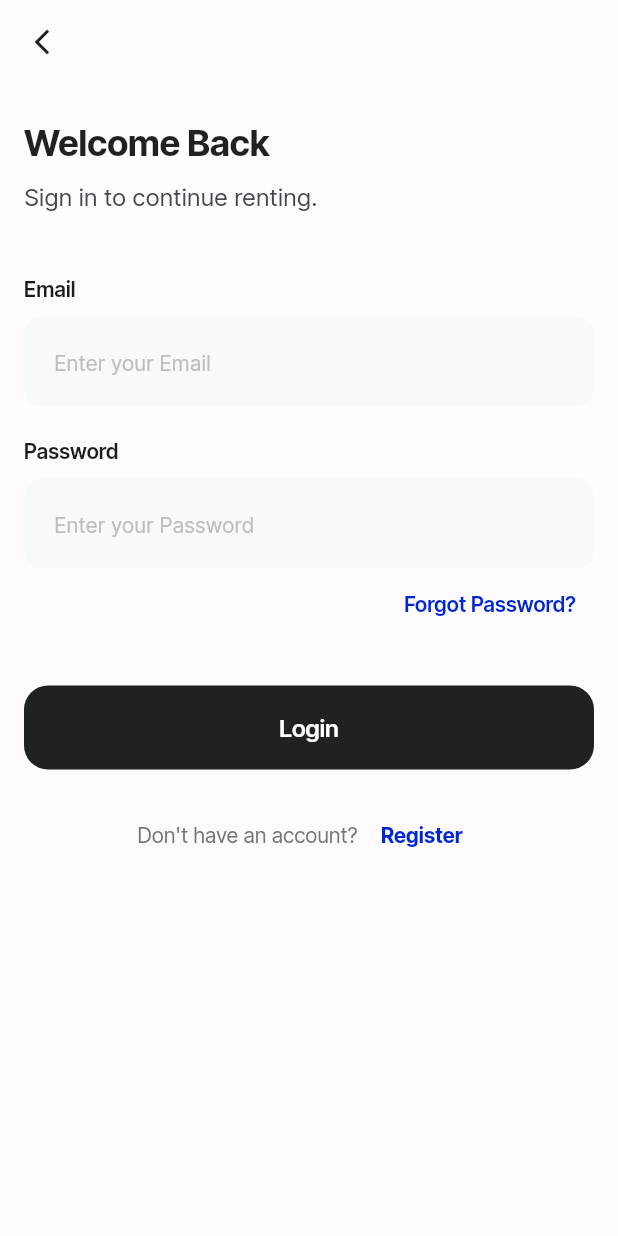
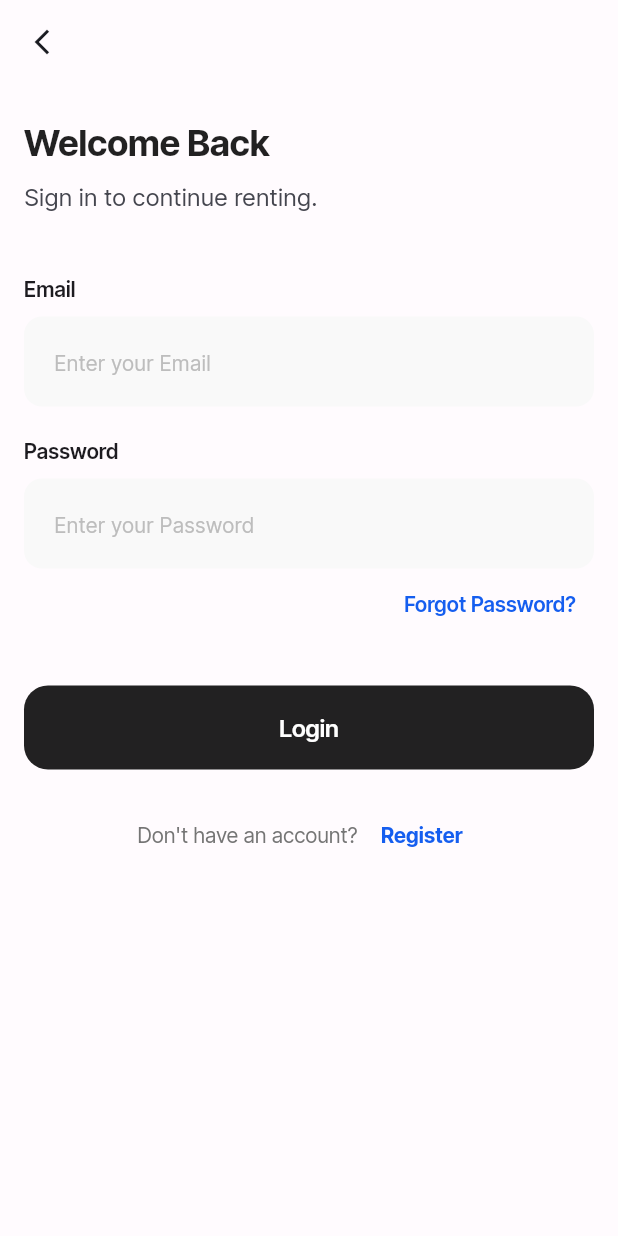
Before and after one commit to stephenmurya/nearShare, a Flutter app: the screen it shows after launch, after a tap on "Login with Email", on a phone screen of 412 x 824 dp. Run offline on Flutter 3.47's test engine with Material 3 defaults, Android fonts, the phone set to English and light mode, and no system bars; our stand-ins replace cached_network_image, firebase_auth, firebase_core, font_awesome_flutter, google_fonts, google_sign_in and 3 more; accounts and stored records are empty.

Commit message:
Updated README, added the chat nav item

```diff
--- a/lib/core/theme/app_theme.dart
+++ b/lib/core/theme/app_theme.dart
@@ -2,7 +2,7 @@ import 'package:flutter/material.dart';
 import 'package:google_fonts/google_fonts.dart';
 
 class AppTheme {
-  static const Color primaryBlue = Color.fromARGB(255, 0, 39, 212);
+  static const Color primaryBlue = Color(0xFF155eef);
   static const Color secondaryGold = Color(0xFFFDC500);
   static const Color surfaceWhite = Color(0xFFFFFBFE);
 
--- a/lib/features/home/presentation/pages/main_scaffold.dart
+++ b/lib/features/home/presentation/pages/main_scaffold.dart
@@ -4,6 +4,7 @@ import 'package:near_share/features/auth/presentation/providers/auth_provider.da
 import 'package:near_share/features/home/presentation/pages/home_page.dart';
 
 import 'package:near_share/features/home/presentation/widgets/floating_navbar.dart';
+import 'package:near_share/features/chat/presentation/pages/chat_page.dart';
 
 class MainScaffold extends StatefulWidget {
   const MainScaffold({super.key});
@@ -19,6 +20,7 @@ class _MainScaffoldState extends State<MainScaffold> {
   final List<String> _titles = [
     'NearShare',
     'My Rentals',
+    'Chat',
     'My Items',
     'Settings',
   ];
@@ -33,11 +35,13 @@ class _MainScaffoldState extends State<MainScaffold> {
           child: Center(child: Text('My Rentals')),
         );
       case 2:
+        return const ChatPage();
+      case 3:
         return const Padding(
           padding: EdgeInsets.symmetric(horizontal: 16.0),
           child: Center(child: Text('My Product Management')),
         );
-      case 3:
+      case 4:
         return const Padding(
           padding: EdgeInsets.symmetric(horizontal: 16.0),
           child: Center(child: Text('App Settings')),
--- a/lib/features/home/presentation/widgets/floating_navbar.dart
+++ b/lib/features/home/presentation/widgets/floating_navbar.dart
@@ -27,6 +27,7 @@ class _FloatingNavbarState extends State<FloatingNavbar> {
   final List<Map<String, dynamic>> _navItems = [
     {'icon': Iconsax.home, 'label': 'NearShare'},
     {'icon': Iconsax.box, 'label': 'Rentals'},
+    {'icon': Iconsax.message, 'label': 'Chat'},
     {'icon': Iconsax.bag, 'label': 'Items'},
     {'icon': Iconsax.setting_2, 'label': 'Settings'},
   ];
@@ -80,7 +81,7 @@ class _FloatingNavbarState extends State<FloatingNavbar> {
     final screenWidth = MediaQuery.of(context).size.width;
 
     // Dimensions
-    final double collapsedWidth = 220.0;
+    final double collapsedWidth = 280.0;
     final double expandedWidth = screenWidth - 40; // 20px padding on each side
     final double height = _isExpanded ? 75.0 : 60.0;
 
```
Also changed, not shown: lib/features/chat/presentation/pages/chat_page.dart (added, +10 -0 lines).
